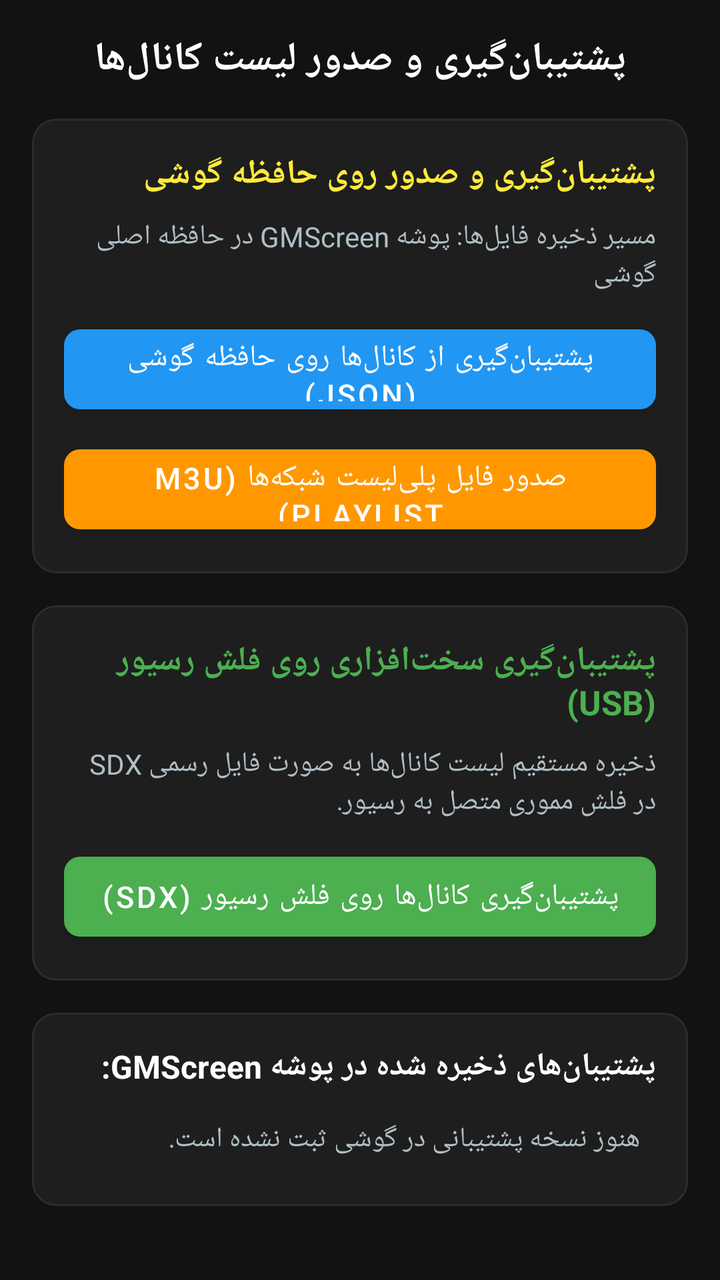
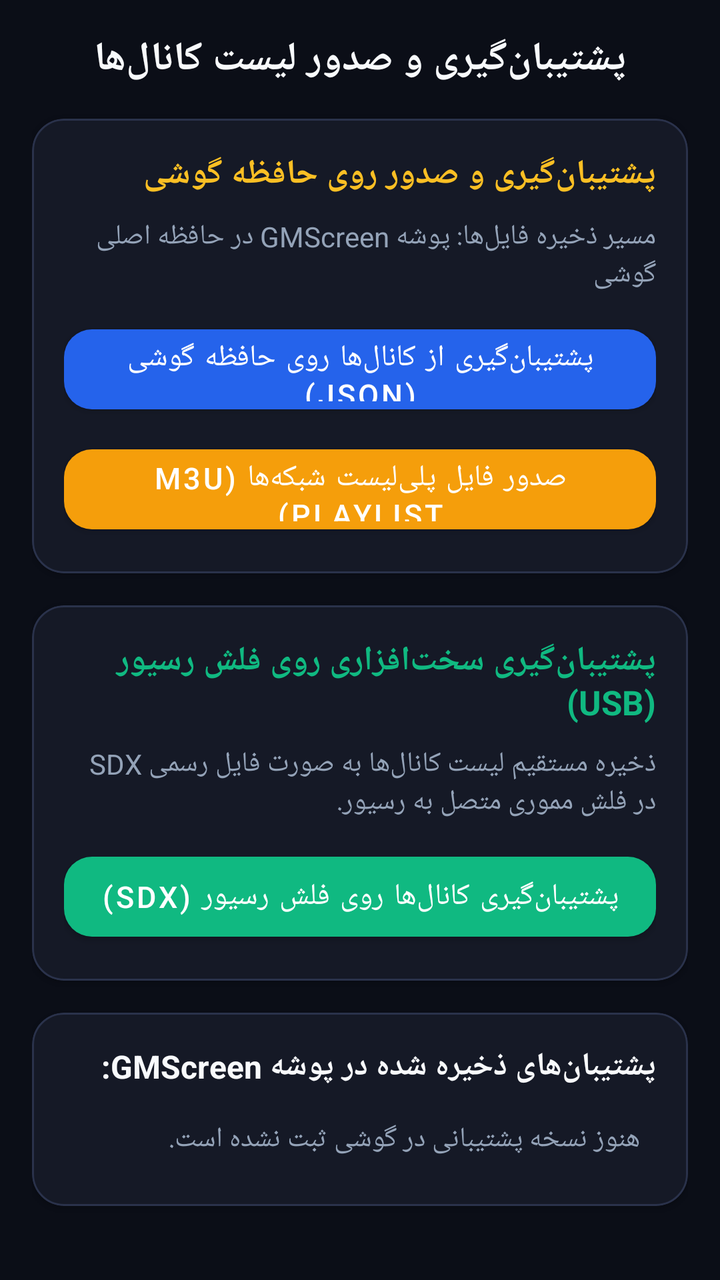

Before-and-after screenshots of an Android layout around one commit, followed by the original layout XML and the change that was made.
<!-- AndroidManifest.xml: application theme Theme.GMScreenAccessible -->
<!-- res/layout/fragment_backup.xml -->
<?xml version="1.0" encoding="utf-8"?>
<ScrollView xmlns:android="http://schemas.android.com/apk/res/android"
    xmlns:app="http://schemas.android.com/apk/res-auto"
    android:layout_width="match_parent"
    android:layout_height="match_parent"
    android:background="@color/dark_bg"
    android:fillViewport="true">

    <LinearLayout
        android:layout_width="match_parent"
        android:layout_height="wrap_content"
        android:orientation="vertical"
        android:padding="16dp">

        <TextView
            android:layout_width="match_parent"
            android:layout_height="wrap_content"
            android:text="@string/backup_title"
            android:textColor="@color/text_primary"
            android:textSize="20sp"
            android:textStyle="bold"
            android:gravity="center"
            android:layout_marginBottom="16dp" />

        
        <com.google.android.material.card.MaterialCardView
            android:layout_width="match_parent"
            android:layout_height="wrap_content"
            android:layout_marginBottom="16dp"
            app:cardBackgroundColor="@color/card_bg"
            app:cardCornerRadius="12dp"
            app:strokeColor="@color/divider"
            app:strokeWidth="1dp">

            <LinearLayout
                android:layout_width="match_parent"
                android:layout_height="wrap_content"
                android:orientation="vertical"
                android:padding="16dp">

                <TextView
                    android:layout_width="match_parent"
                    android:layout_height="wrap_content"
                    android:text="پشتیبان‌گیری و صدور روی حافظه گوشی"
                    android:textColor="@color/accent_yellow"
                    android:textSize="17sp"
                    android:textStyle="bold"
                    android:layout_marginBottom="10dp" />

                <TextView
                    android:id="@+id/txtBackupStatus"
                    android:layout_width="match_parent"
                    android:layout_height="wrap_content"
                    android:text="مسیر ذخیره فایل‌ها: پوشه GMScreen در حافظه اصلی گوشی"
                    android:textColor="@color/text_secondary"
                    android:textSize="14sp"
                    android:layout_marginBottom="12dp" />

                <com.google.android.material.button.MaterialButton
                    android:id="@+id/btnBackupPhone"
                    android:layout_width="match_parent"
                    android:layout_height="52dp"
                    android:text="@string/btn_backup_phone"
                    android:textColor="@color/white"
                    android:textSize="15sp"
                    android:layout_marginBottom="8dp"
                    app:backgroundTint="@color/primary"
                    app:cornerRadius="8dp" />

                <com.google.android.material.button.MaterialButton
                    android:id="@+id/btnExportM3u"
                    android:layout_width="match_parent"
                    android:layout_height="52dp"
                    android:text="@string/btn_export_m3u"
                    android:textColor="@color/white"
                    android:textSize="15sp"
                    app:backgroundTint="@color/secondary"
                    app:cornerRadius="8dp" />
            </LinearLayout>
        </com.google.android.material.card.MaterialCardView>

        
        <com.google.android.material.card.MaterialCardView
            android:layout_width="match_parent"
            android:layout_height="wrap_content"
            android:layout_marginBottom="16dp"
            app:cardBackgroundColor="@color/card_bg"
            app:cardCornerRadius="12dp"
            app:strokeColor="@color/divider"
            app:strokeWidth="1dp">

            <LinearLayout
                android:layout_width="match_parent"
                android:layout_height="wrap_content"
                android:orientation="vertical"
                android:padding="16dp">

                <TextView
                    android:layout_width="match_parent"
                    android:layout_height="wrap_content"
                    android:text="پشتیبان‌گیری سخت‌افزاری روی فلش رسیور (USB)"
                    android:textColor="@color/accent_green"
                    android:textSize="17sp"
                    android:textStyle="bold"
                    android:layout_marginBottom="10dp" />

                <TextView
                    android:layout_width="match_parent"
                    android:layout_height="wrap_content"
                    android:text="ذخیره مستقیم لیست کانال‌ها به صورت فایل رسمی SDX در فلش مموری متصل به رسیور."
                    android:textColor="@color/text_secondary"
                    android:textSize="14sp"
                    android:layout_marginBottom="12dp" />

                <com.google.android.material.button.MaterialButton
                    android:id="@+id/btnBackupStbUsb"
                    android:layout_width="match_parent"
                    android:layout_height="52dp"
                    android:text="@string/btn_backup_stb_usb"
                    android:textColor="@color/white"
                    android:textSize="15sp"
                    app:backgroundTint="@color/accent_green"
                    app:cornerRadius="8dp" />
            </LinearLayout>
        </com.google.android.material.card.MaterialCardView>

        
        <com.google.android.material.card.MaterialCardView
            android:layout_width="match_parent"
            android:layout_height="wrap_content"
            android:layout_marginBottom="16dp"
            app:cardBackgroundColor="@color/card_bg"
            app:cardCornerRadius="12dp"
            app:strokeColor="@color/divider"
            app:strokeWidth="1dp">

            <LinearLayout
                android:layout_width="match_parent"
                android:layout_height="wrap_content"
                android:orientation="vertical"
                android:padding="16dp">

                <TextView
                    android:layout_width="match_parent"
                    android:layout_height="wrap_content"
                    android:text="@string/backup_list_title"
                    android:textColor="@color/text_primary"
                    android:textSize="16sp"
                    android:textStyle="bold"
                    android:layout_marginBottom="8dp" />

                <LinearLayout
                    android:id="@+id/containerBackupFiles"
                    android:layout_width="match_parent"
                    android:layout_height="wrap_content"
                    android:orientation="vertical">

                    <TextView
                        android:id="@+id/txtNoBackups"
                        android:layout_width="match_parent"
                        android:layout_height="wrap_content"
                        android:text="هنوز نسخه پشتیبانی در گوشی ثبت نشده است."
                        android:textColor="@color/text_secondary"
                        android:textSize="14sp"
                        android:padding="8dp" />
                </LinearLayout>
            </LinearLayout>
        </com.google.android.material.card.MaterialCardView>

    </LinearLayout>
</ScrollView>
<!-- resources referenced by this layout -->
<resources>
  <color name="accent_green">#FF4CAF50</color>
  <color name="accent_yellow">#FFFFEB3B</color>
  <color name="card_bg">#FF1E1E1E</color>
  <color name="dark_bg">#FF121212</color>
  <color name="divider">#FF2C2C2C</color>
  <color name="primary">#FF2196F3</color>
  <color name="secondary">#FFFF9800</color>
  <color name="text_primary">#FFFFFFFF</color>
  <color name="text_secondary">#FFB0BEC5</color>
  <color name="white">#FFFFFFFF</color>
  <string name="backup_list_title">پشتیبان‌های ذخیره شده در پوشه GMScreen:</string>
  <string name="backup_title">پشتیبان‌گیری و صدور لیست کانال‌ها</string>
  <string name="btn_backup_phone">پشتیبان‌گیری از کانال‌ها روی حافظه گوشی (JSON)</string>
  <string name="btn_backup_stb_usb">پشتیبان‌گیری کانال‌ها روی فلش رسیور (SDX)</string>
  <string name="btn_export_m3u">صدور فایل پلی‌لیست شبکه‌ها (M3U Playlist)</string>
  <style name="Theme.GMScreenAccessible" parent="Theme.MaterialComponents.DayNight.NoActionBar">
          <item name="colorPrimary">@color/primary</item>
          <item name="colorPrimaryVariant">@color/primary_variant</item>
          <item name="colorOnPrimary">@color/white</item>
          <item name="colorSecondary">@color/secondary</item>
          <item name="android:statusBarColor">@color/dark_bg</item>
          <item name="android:windowBackground">@color/dark_bg</item>
      </style>
  <color name="primary_variant">#FF1976D2</color>
</resources>

<!-- the commit's change to res/layout/fragment_backup.xml (unified diff, before → after) -->
@@ -1,4 +1,5 @@
 <?xml version="1.0" encoding="utf-8"?>
+
 <ScrollView xmlns:android="http://schemas.android.com/apk/res/android"
     xmlns:app="http://schemas.android.com/apk/res-auto"
     android:layout_width="match_parent"
@@ -28,8 +29,8 @@
             android:layout_height="wrap_content"
             android:layout_marginBottom="16dp"
             app:cardBackgroundColor="@color/card_bg"
-            app:cardCornerRadius="12dp"
-            app:strokeColor="@color/divider"
+            app:cardCornerRadius="16dp"
+            app:strokeColor="@color/card_border"
             app:strokeWidth="1dp">
 
             <LinearLayout
@@ -65,7 +66,7 @@
                     android:textSize="15sp"
                     android:layout_marginBottom="8dp"
                     app:backgroundTint="@color/primary"
-                    app:cornerRadius="8dp" />
+                    app:cornerRadius="14dp" />
 
                 <com.google.android.material.button.MaterialButton
                     android:id="@+id/btnExportM3u"
@@ -75,7 +76,7 @@
                     android:textColor="@color/white"
                     android:textSize="15sp"
                     app:backgroundTint="@color/secondary"
-                    app:cornerRadius="8dp" />
+                    app:cornerRadius="14dp" />
             </LinearLayout>
         </com.google.android.material.card.MaterialCardView>
 
@@ -85,8 +86,8 @@
             android:layout_height="wrap_content"
             android:layout_marginBottom="16dp"
             app:cardBackgroundColor="@color/card_bg"
-            app:cardCornerRadius="12dp"
-            app:strokeColor="@color/divider"
+            app:cardCornerRadius="16dp"
+            app:strokeColor="@color/card_border"
             app:strokeWidth="1dp">
 
             <LinearLayout
@@ -120,7 +121,7 @@
                     android:textColor="@color/white"
                     android:textSize="15sp"
                     app:backgroundTint="@color/accent_green"
-                    app:cornerRadius="8dp" />
+                    app:cornerRadius="14dp" />
             </LinearLayout>
         </com.google.android.material.card.MaterialCardView>
 
@@ -130,8 +131,8 @@
             android:layout_height="wrap_content"
             android:layout_marginBottom="16dp"
             app:cardBackgroundColor="@color/card_bg"
-            app:cardCornerRadius="12dp"
-            app:strokeColor="@color/divider"
+            app:cardCornerRadius="16dp"
+            app:strokeColor="@color/card_border"
             app:strokeWidth="1dp">
 
             <LinearLayout
<!-- resource entries referenced after the edit -->
@@ -1,14 +1,14 @@
 <!-- resources referenced by this layout -->
 <resources>
-  <color name="accent_green">#FF4CAF50</color>
-  <color name="accent_yellow">#FFFFEB3B</color>
-  <color name="card_bg">#FF1E1E1E</color>
-  <color name="dark_bg">#FF121212</color>
-  <color name="divider">#FF2C2C2C</color>
-  <color name="primary">#FF2196F3</color>
-  <color name="secondary">#FFFF9800</color>
-  <color name="text_primary">#FFFFFFFF</color>
-  <color name="text_secondary">#FFB0BEC5</color>
+  <color name="accent_green">#FF10B981</color>
+  <color name="accent_yellow">#FFFBBF24</color>
+  <color name="card_bg">#FF151926</color>
+  <color name="card_border">#FF2A324B</color>
+  <color name="dark_bg">#FF0B0E17</color>
+  <color name="primary">#FF2563EB</color>
+  <color name="secondary">#FFF59E0B</color>
+  <color name="text_primary">#FFF8FAFC</color>
+  <color name="text_secondary">#FF94A3B8</color>
   <color name="white">#FFFFFFFF</color>
   <string name="backup_list_title">پشتیبان‌های ذخیره شده در پوشه GMScreen:</string>
   <string name="backup_title">پشتیبان‌گیری و صدور لیست کانال‌ها</string>
@@ -20,9 +20,24 @@
           <item name="colorPrimaryVariant">@color/primary_variant</item>
           <item name="colorOnPrimary">@color/white</item>
           <item name="colorSecondary">@color/secondary</item>
+          <item name="colorSurface">@color/card_bg</item>
+          <item name="colorOnSurface">@color/text_primary</item>
           <item name="android:statusBarColor">@color/dark_bg</item>
+          <item name="android:navigationBarColor">@color/dark_bg</item>
           <item name="android:windowBackground">@color/dark_bg</item>
+          <item name="materialAlertDialogTheme">@style/CustomMaterialAlertDialogTheme</item>
       </style>
-  <color name="primary_variant">#FF1976D2</color>
+  <color name="primary_variant">#FF1D4ED8</color>
+  <style name="CustomMaterialAlertDialogTheme" parent="ThemeOverlay.MaterialComponents.MaterialAlertDialog">
+          <item name="colorSurface">@color/card_bg_elevated</item>
+          <item name="colorOnSurface">@color/text_primary</item>
+          <item name="colorPrimary">@color/primary_light</item>
+          <item name="shapeAppearanceOverlay">@style/DialogShapeAppearance</item>
+      </style>
+  <color name="card_bg_elevated">#FF1E2436</color>
+  <color name="primary_light">#FF3B82F6</color>
+  <style name="DialogShapeAppearance" parent="">
+          <item name="cornerSize">16dp</item>
+      </style>
 </resources>
 
